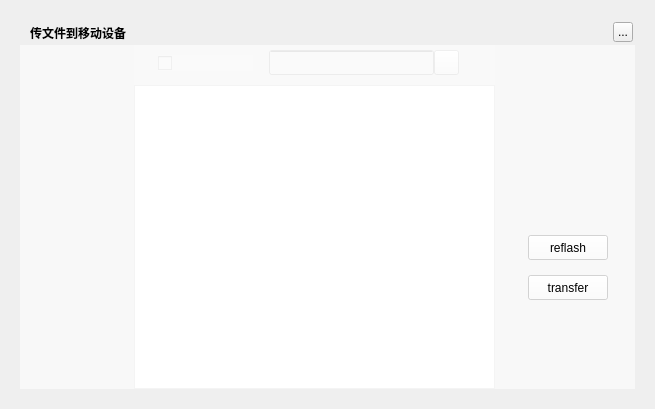
This is TTKCore/musicUi/musicToolsetswidget/musicconnecttransferwidget.ui in Greedysky/TTKMusicPlayer as Qt 5 draws it before an edit. The edited form follows.
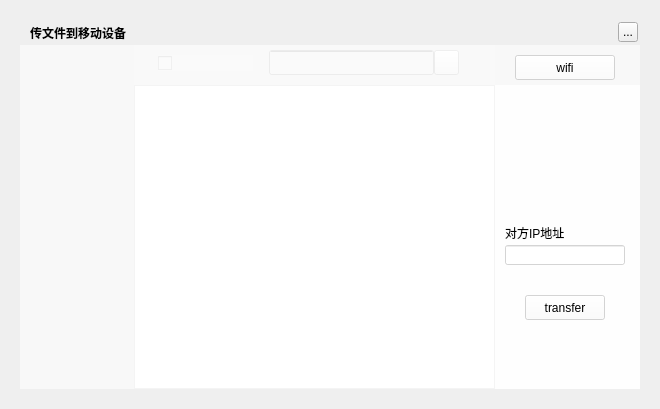
This is the edited form. The open tabs and pages were chosen to show the change. Icons and pictures are not drawn. Custom widgets are drawn as their Qt base class.

Commit message: #31 optimzed style and add transfer function[200325]

Patch:
```diff
--- a/TTKCore/musicUi/musicToolsetswidget/musicconnecttransferwidget.ui
+++ b/TTKCore/musicUi/musicToolsetswidget/musicconnecttransferwidget.ui
@@ -6,7 +6,7 @@
    <rect>
     <x>0</x>
     <y>0</y>
-    <width>655</width>
+    <width>660</width>
     <height>409</height>
    </rect>
   </property>
@@ -18,7 +18,7 @@
     <rect>
      <x>20</x>
      <y>20</y>
-     <width>615</width>
+     <width>620</width>
      <height>369</height>
     </rect>
    </property>
@@ -45,7 +45,7 @@
   <widget class="QToolButton" name="topTitleCloseButton">
    <property name="geometry">
     <rect>
-     <x>613</x>
+     <x>618</x>
      <y>22</y>
      <width>20</width>
      <height>20</height>
@@ -60,7 +60,7 @@
     <rect>
      <x>20</x>
      <y>45</y>
-     <width>615</width>
+     <width>620</width>
      <height>344</height>
     </rect>
    </property>
@@ -145,10 +145,23 @@
     <zorder>functionBottomLabel</zorder>
     <zorder>playListTableWidget</zorder>
    </widget>
-   <widget class="QLabel" name="iconLabel">
+   <widget class="QStackedWidget" name="stackedWidget">
     <property name="geometry">
      <rect>
-      <x>510</x>
+      <x>475</x>
+      <y>40</y>
+      <width>145</width>
+      <height>304</height>
+     </rect>
+    </property>
+    <property name="currentIndex">
+     <number>0</number>
+    </property>
+    <widget class="QWidget" name="mobileModeWidget">
+     <widget class="QLabel" name="iconUSBLabel">
+      <property name="geometry">
+       <rect>
+        <x>35</x>
       <y>50</y>
       <width>72</width>
       <height>72</height>
@@ -171,11 +184,11 @@
      <set>Qt::AlignCenter</set>
     </property>
    </widget>
-   <widget class="QPushButton" name="transferButton">
+     <widget class="QPushButton" name="transferUSBButton">
     <property name="geometry">
      <rect>
-      <x>508</x>
-      <y>230</y>
+        <x>30</x>
+        <y>210</y>
       <width>80</width>
       <height>25</height>
      </rect>
@@ -184,17 +197,83 @@
      <string>transfer</string>
     </property>
    </widget>
-   <widget class="QPushButton" name="reflashButton">
+     <widget class="QPushButton" name="reflashUSBButton">
     <property name="geometry">
      <rect>
-      <x>508</x>
-      <y>190</y>
+        <x>30</x>
+        <y>170</y>
       <width>80</width>
       <height>25</height>
      </rect>
     </property>
     <property name="text">
      <string>reflash</string>
+      </property>
+     </widget>
+    </widget>
+    <widget class="QWidget" name="wifiModeWidget">
+     <widget class="QLabel" name="iconWIFILabel">
+      <property name="geometry">
+       <rect>
+        <x>35</x>
+        <y>50</y>
+        <width>72</width>
+        <height>72</height>
+       </rect>
+      </property>
+      <property name="pixmap">
+       <pixmap resource="../../../TTKQrc/MusicPlayer.qrc">:/toolSets/wifi</pixmap>
+      </property>
+     </widget>
+     <widget class="QPushButton" name="transferWIFIButton">
+      <property name="geometry">
+       <rect>
+        <x>30</x>
+        <y>210</y>
+        <width>80</width>
+        <height>25</height>
+       </rect>
+      </property>
+      <property name="text">
+       <string>transfer</string>
+      </property>
+     </widget>
+     <widget class="QLabel" name="WIFILabel">
+      <property name="geometry">
+       <rect>
+        <x>10</x>
+        <y>140</y>
+        <width>120</width>
+        <height>15</height>
+       </rect>
+      </property>
+      <property name="text">
+       <string>对方IP地址</string>
+      </property>
+     </widget>
+     <widget class="QLineEdit" name="lineWIFIEdit">
+      <property name="geometry">
+       <rect>
+        <x>10</x>
+        <y>160</y>
+        <width>120</width>
+        <height>20</height>
+       </rect>
+      </property>
+     </widget>
+    </widget>
+   </widget>
+   <widget class="QPushButton" name="switchButton">
+    <property name="geometry">
+     <rect>
+      <x>495</x>
+      <y>10</y>
+      <width>100</width>
+      <height>25</height>
+     </rect>
+    </property>
+    <property name="text">
+     <string>wifi</string>
     </property>
    </widget>
   </widget>
```
Left out of the diff: 9 changed lines with no effect on the pictures. Lines whose indentation alone changed are shown as unchanged. The commit also changes 7 other files.
